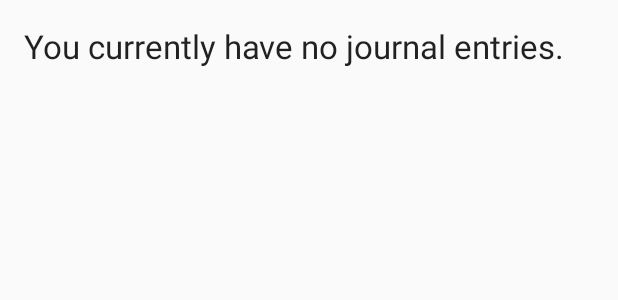
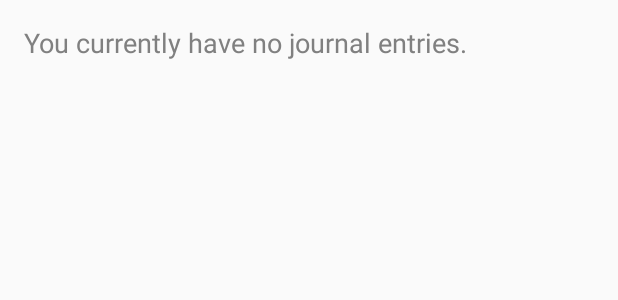
Before and after one commit to jzz111/MedicalTrackerJournal, an Android app: the layout activity_main.xml on its own in the app's theme, with its tools: preview values and no code run, on a phone screen of 412 x 824 dp. Shown: the top 300 px of the screen. Run offline under Robolectric (Android 15) with nearby library versions, the phone set to English and light mode, and no system bars.

Commit message:
Tested with Genymotion and started to implement "pretty" list view using link: http://www.ezzylearning.com/tutorial/customizing-android-listview-items-with-custom-arrayadapter.

```diff
--- a/app/src/main/java/net/jghost/medicaltrackerjournal/MainActivity.java
+++ b/app/src/main/java/net/jghost/medicaltrackerjournal/MainActivity.java
@@ -1,9 +1,10 @@
 package net.jghost.medicaltrackerjournal;
 
+import android.app.ListActivity;
 import android.support.v7.app.AppCompatActivity;
 import android.os.Bundle;
 
-public class MainActivity extends AppCompatActivity {
+public class MainActivity extends ListActivity {
 
     @Override
     protected void onCreate(Bundle savedInstanceState) {
--- a/app/src/main/res/layout/activity_main.xml
+++ b/app/src/main/res/layout/activity_main.xml
@@ -8,17 +8,20 @@
     tools:context="net.jghost.medicaltrackerjournal.MainActivity">
 
     <TextView
-        android:layout_width="wrap_content"
+        android:layout_width="match_parent"
         android:layout_height="wrap_content"
-        android:textAppearance="?android:attr/textAppearanceLarge"
+        android:textAppearance="?android:attr/textAppearanceMedium"
         android:text="@string/NO_JOURNAL_ENTRY"
         android:id="@android:id/empty"
         android:layout_alignParentTop="true"
         android:layout_alignParentLeft="true"
-        android:layout_alignParentStart="true" />
+        android:layout_alignParentStart="true"
+        android:editable="false"
+        android:enabled="true"
+        android:textColor="@android:color/tertiary_text_light" />
 
     <ListView
-        android:layout_width="wrap_content"
+        android:layout_width="match_parent"
         android:layout_height="wrap_content"
         android:id="@android:id/list"
         android:layout_alignParentTop="true"
--- /dev/null
+++ b/app/src/main/res/layout/listview_journal_entry_row.xml
@@ -0,0 +1,5 @@
+<?xml version="1.0" encoding="utf-8"?>
+<LinearLayout xmlns:android="http://schemas.android.com/apk/res/android"
+    android:layout_width="match_parent" android:layout_height="match_parent">
+
+</LinearLayout>
```
Also changed, not shown: app/src/main/AndroidManifest.xml (+7 -3 lines).
